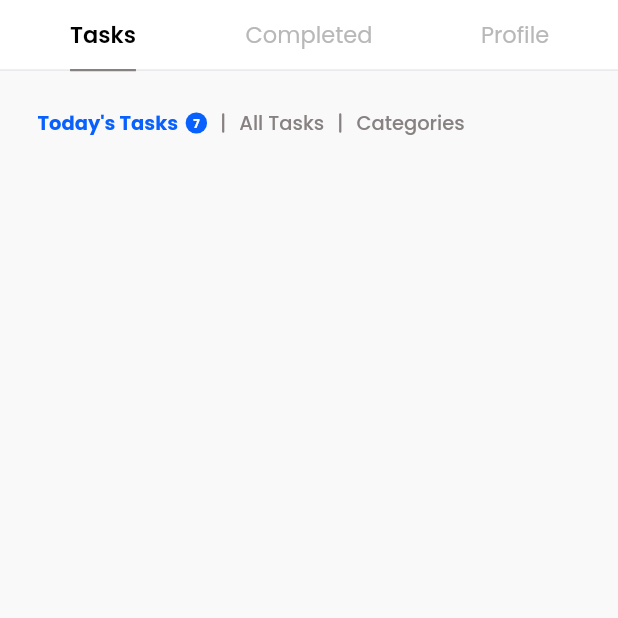
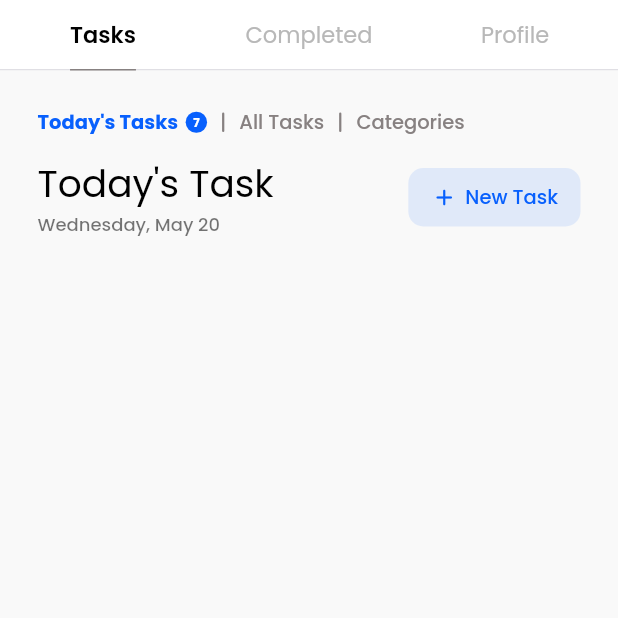
Before and after one commit to Omar-IDOUDAOUD/Task-Manager, a Flutter app: the screen it shows after launch, on a phone screen of 412 x 824 dp, the top half of it. Run offline on Flutter 3.47's test engine with Material 2 defaults, Android fonts, the phone set to English and light mode, and no system bars; our stand-ins replace get.

Commit message:
develop taskstab

```diff
--- a/lib/view/home/home.dart
+++ b/lib/view/home/home.dart
@@ -10,6 +10,14 @@ class Home extends StatefulWidget {
 }
 
 class _HomeState extends State<Home> with TickerProviderStateMixin {
+  late final TabController _tabController;
+
+  @override
+  void initState() {
+    // TODO: implement initState
+    _tabController = TabController(length: 3, vsync: this);
+  }
+
   @override
   Widget build(BuildContext context) {
     return SafeArea(
@@ -17,10 +25,10 @@ class _HomeState extends State<Home> with TickerProviderStateMixin {
       child: Scaffold(
         extendBodyBehindAppBar: true,
         appBar: TabBar(
-          controller: TabController(length: 3, vsync: this),
+          controller: _tabController,
           overlayColor: MaterialStateProperty.all(Colors.transparent),
           indicatorSize: TabBarIndicatorSize.label,
-          indicatorWeight: 1.5,
+          indicatorWeight: 1,
           tabs: const [
             Tab(
               child: Text(
@@ -49,13 +57,20 @@ class _HomeState extends State<Home> with TickerProviderStateMixin {
             ),
             Divider(
               color: Get.theme.colorScheme.surface,
-              thickness: 0,
-              height: 1.5,
+              thickness: 1,
+              height: 1,
             ),
             Expanded(
               child: ColoredBox(
                 color: Get.theme.colorScheme.background,
-                child: TasksTab(),
+                child: TabBarView(
+                  controller: _tabController,
+                  children: const [
+                    TasksTab(),
+                    ColoredBox(color: Colors.yellow),
+                    ColoredBox(color: Colors.blue)
+                  ],
+                ),
               ),
             )
           ],
--- a/lib/view/home/tabs/tasks.dart
+++ b/lib/view/home/tabs/tasks.dart
@@ -2,6 +2,7 @@ import 'package:flutter/material.dart';
 import 'package:get/get.dart';
 import 'package:task_manager/core/constants/colors.dart';
 
+/// MAIN ABSTRACT
 class TasksTab extends StatefulWidget {
   const TasksTab({Key? key}) : super(key: key);
 
@@ -16,22 +17,119 @@ class _TasksTabState extends State<TasksTab> {
       child: Padding(
         padding: EdgeInsets.all(25),
         child: Column(
-          children: [TasksTabPartsNavigation()],
+          children: const [
+            _TasksTabPartsNavigation(),
+            SizedBox(
+              height: 13,
+            ),
+            _Title(),
+          ],
         ),
       ),
     );
   }
 }
 
-class TasksTabPartsNavigation extends StatefulWidget {
-  const TasksTabPartsNavigation({Key? key}) : super(key: key);
+/// WIDGETS
+
+class _Title extends StatelessWidget {
+  const _Title({Key? key}) : super(key: key);
 
   @override
-  State<TasksTabPartsNavigation> createState() =>
+  Widget build(BuildContext context) {
+    return Row(
+      crossAxisAlignment: CrossAxisAlignment.center,
+      mainAxisAlignment: MainAxisAlignment.spaceBetween,
+      children: [
+        Column(
+          crossAxisAlignment: CrossAxisAlignment.start,
+          children: [
+            Text(
+              'Today\'s Task',
+              style: Get.theme.textTheme.headline6,
+            ),
+            Text(
+              'Wednesday, May 20',
+              style: Get.theme.textTheme.headline3,
+            ),
+          ],
+        ),
+        _AddTaskButton()
+      ],
+    );
+  }
+}
+
+class _AddTaskButton extends StatefulWidget {
+  const _AddTaskButton({Key? key}) : super(key: key);
+
+  @override
+  State<_AddTaskButton> createState() => __AddTaskButtonState();
+}
+
+class __AddTaskButtonState extends State<_AddTaskButton> {
+  bool _isFocus = false;
+  @override
+  Widget build(BuildContext context) {
+    return GestureDetector(
+      onTapDown: (dts) {
+        setState(() {
+          _isFocus = true;
+        });
+      },
+      onTapUp: (dts) {
+        setState(() {
+          _isFocus = false;
+        });
+      },
+      onTapCancel: () {
+        setState(() {
+          _isFocus = false;
+        });
+      },
+      child: AnimatedContainer(
+        duration: 95.milliseconds,
+        curve: Curves.linearToEaseOut,
+        padding: const EdgeInsets.symmetric(horizontal: 15, vertical: 10),
+        decoration: BoxDecoration(
+          borderRadius: BorderRadius.circular(10),
+          color: CstColors.a.withOpacity(.1),
+        ),
+        foregroundDecoration: BoxDecoration(
+          borderRadius: BorderRadius.circular(10),
+          color: _isFocus ? CstColors.a.withOpacity(.1) : null,
+        ),
+        child: Row(
+          children: [
+            Icon(
+              Icons.add_rounded,
+              color: CstColors.a,
+              size: 18,
+            ),
+            const SizedBox(
+              width: 5,
+            ),
+            Text(
+              "New Task",
+              style: Get.theme.textTheme.headline4
+                  ?.copyWith(color: CstColors.a, fontWeight: FontWeight.w500),
+            ),
+          ],
+        ),
+      ),
+    );
+  }
+}
+
+class _TasksTabPartsNavigation extends StatefulWidget {
+  const _TasksTabPartsNavigation({Key? key}) : super(key: key);
+
+  @override
+  State<_TasksTabPartsNavigation> createState() =>
       TasksTabPartsNavigationState();
 }
 
-class TasksTabPartsNavigationState extends State<TasksTabPartsNavigation> {
+class TasksTabPartsNavigationState extends State<_TasksTabPartsNavigation> {
   @override
   Widget build(BuildContext context) {
     return Row(
```
